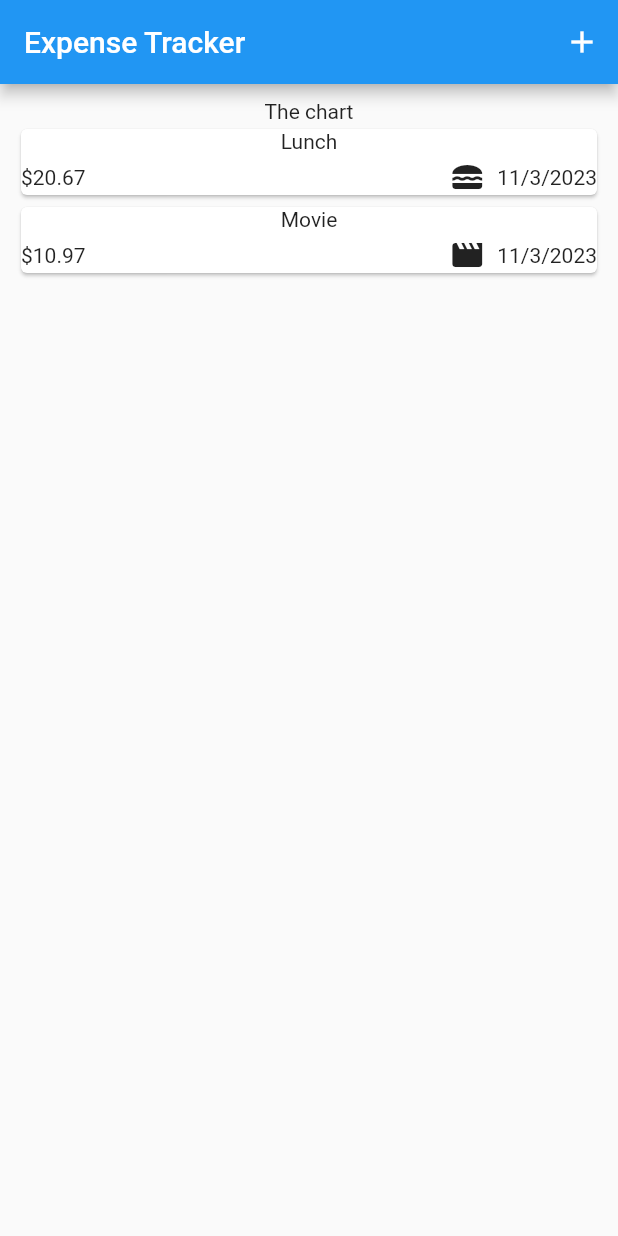
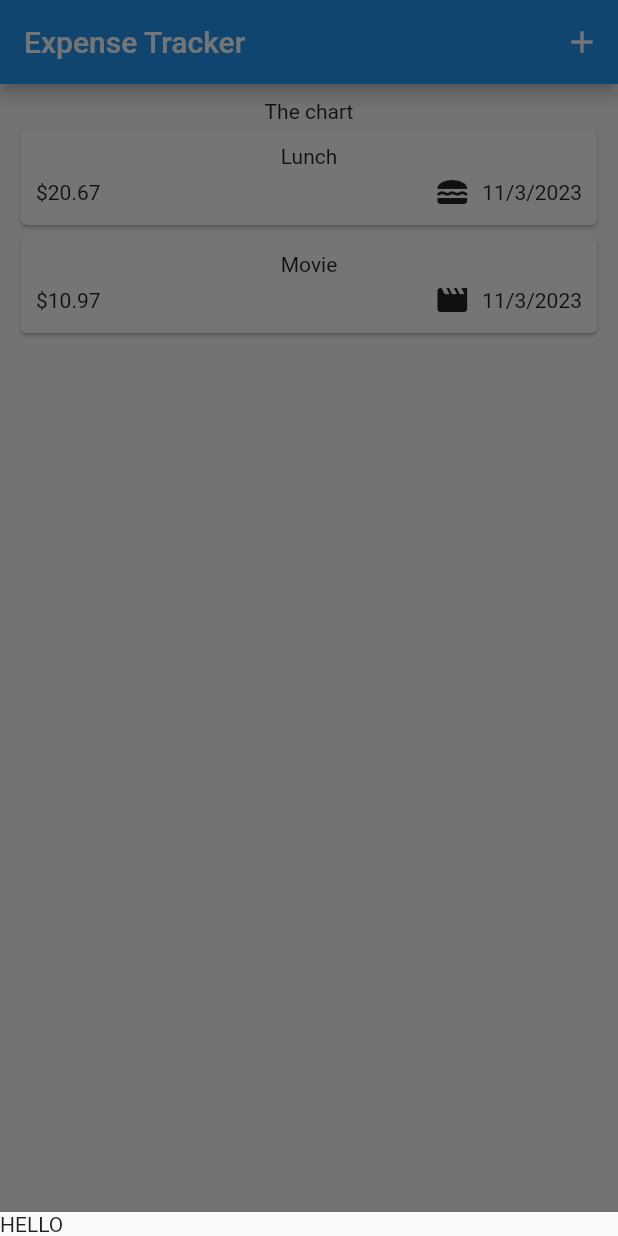
Before and after one commit to silverag2002/expense_app_flutter, a Flutter app: the screen it shows after launch, after a tap on the "add" icon, on a phone screen of 412 x 824 dp. Run offline on Flutter 3.47's test engine with Material 2 defaults, Android fonts, the phone set to English and light mode, and no system bars.

Commit message:
Added Modal Bottom SHeet

```diff
--- a/lib/main.dart
+++ b/lib/main.dart
@@ -4,16 +4,6 @@ import 'package:expense_app/widgets/screen_container.dart';
 
 void main() {
   runApp(
-    MaterialApp(
-      home: Scaffold(
-          appBar: AppBar(title: const Text("Expense Tracker"), actions: [
-            IconButton(
-                onPressed: () {
-                  print("PRinted");
-                },
-                icon: const Icon(Icons.add))
-          ]),
-          body: Expenses()),
-    ),
+    MaterialApp(home: Expenses()),
   );
 }
--- a/lib/widgets/expense_item.dart
+++ b/lib/widgets/expense_item.dart
@@ -7,6 +7,8 @@ class ExpenseItem extends StatelessWidget {
   @override
   Widget build(context) {
     return Card(
+      child: Padding(
+          padding: EdgeInsets.all(10),
           child: Column(children: [
             Text(expense.title),
             const SizedBox(
@@ -27,7 +29,7 @@ class ExpenseItem extends StatelessWidget {
                 )
               ],
             )
-      ]),
+          ])),
     );
   }
 }
--- a/lib/widgets/expenses.dart
+++ b/lib/widgets/expenses.dart
@@ -23,13 +23,21 @@ class _ExpensesState extends State<Expenses> {
         amount: 10.97,
         category: Category.leisure)
   ];
+  void _openBottomModel() {
+    showModalBottomSheet(context: context, builder: (ctx) => Text("HELLO"));
+  }
+
   @override
   Widget build(BuildContext context) {
-    return Container(
-        margin: const EdgeInsets.all(10),
-        child: Column(children: [
-          const Text("The chart"),
-          Expanded(child: ScreenContainer(_registeredExpenses))
-        ]));
+    return (Scaffold(
+        appBar: AppBar(title: const Text("Expense Tracker"), actions: [
+          IconButton(onPressed: _openBottomModel, icon: const Icon(Icons.add))
+        ]),
+        body: Container(
+            margin: const EdgeInsets.all(10),
+            child: Column(children: [
+              const Text("The chart"),
+              Expanded(child: ScreenContainer(_registeredExpenses))
+            ]))));
   }
 }
```
Also changed, not shown: lib/widgets/expense_input.dart (added). Lines whose indentation alone changed are shown as unchanged.
